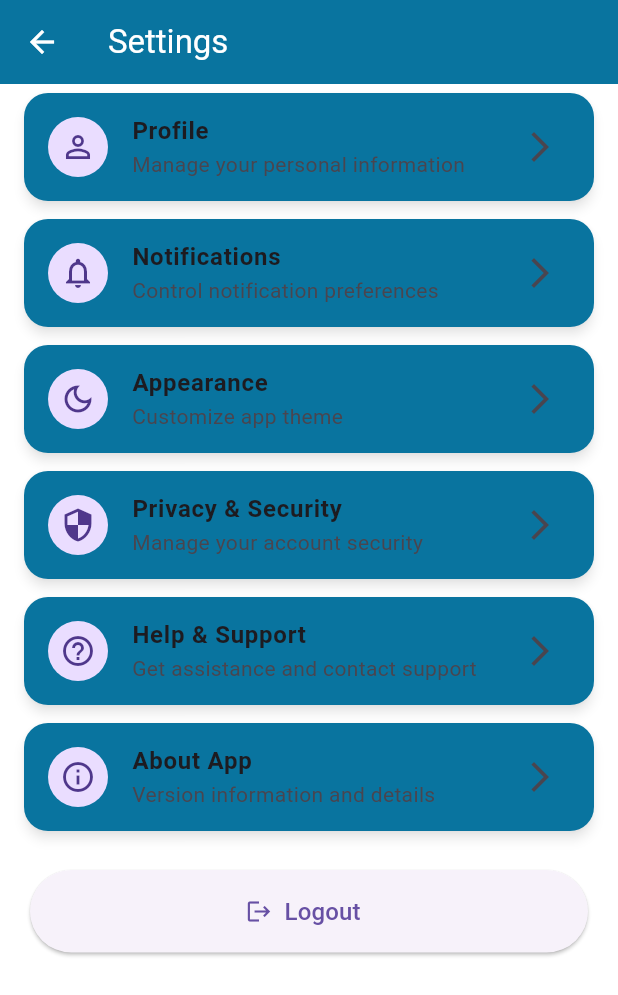
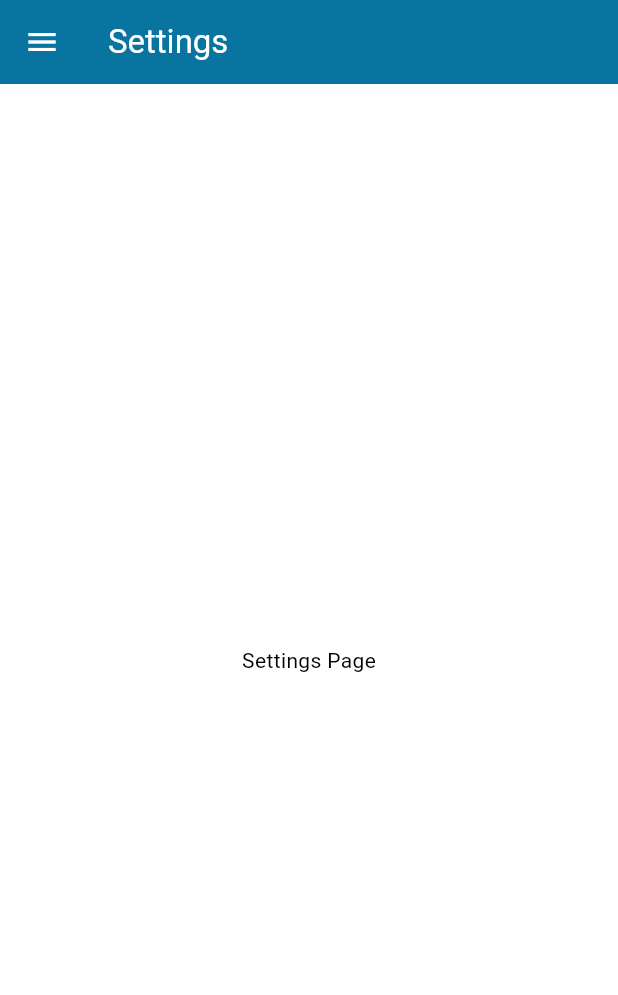
Before and after one commit to sisembayaltynbek-a11y/whicle_app, a Flutter app: the Settings screen opened by its route, on a phone screen of 412 x 824 dp. Shown: the top 995 px of the screen. Run offline on Flutter 3.47's test engine with Material 3 defaults, Android fonts, the light colour scheme and no system bars; network calls fail.

Commit message:
6/21/2026

```diff
--- a/lib/main.dart
+++ b/lib/main.dart
@@ -1,4 +1,6 @@
 import 'package:flutter/material.dart';
+import 'package:whicle_app/screens/favorite_screen.dart';
+import 'package:whicle_app/screens/form_cat.dart';
 import './screens/categoryItems.dart';
 import './screens/provider.dart';
 import './screens/dashboard.dart';
@@ -27,6 +29,8 @@ class MainApp extends StatelessWidget {
         '/category-items': (ctx) => CategoryItems(),
         '/settings': (ctx) => Settings(),
         '/item-details': (ctx) => VehicleScreen(),
+        '/favorite-page': (ctx) => FavoriteScreen(),
+        '/cat-form': (ctx) => CategoryForm(),
       },
     );
   }
--- a/lib/screens/settings.dart
+++ b/lib/screens/settings.dart
@@ -1,4 +1,5 @@
 import 'package:flutter/material.dart';
+import 'package:whicle_app/widgets/drawerWidget.dart';
 
 class Settings extends StatelessWidget {
   static const routeName = '/settings';
@@ -8,84 +9,9 @@ class Settings extends StatelessWidget {
   @override
   Widget build(BuildContext context) {
     return Scaffold(
-      appBar: AppBar(title: const Text('Settings'), centerTitle: false),
-      body: SingleChildScrollView(
-        child: Column(
-          children: [
-            _settingTile(
-              icon: Icons.person_outline,
-              title: 'Profile',
-              subtitle: 'Manage your personal information',
-            ),
-
-            _settingTile(
-              icon: Icons.notifications_outlined,
-              title: 'Notifications',
-              subtitle: 'Control notification preferences',
-            ),
-
-            _settingTile(
-              icon: Icons.dark_mode_outlined,
-              title: 'Appearance',
-              subtitle: 'Customize app theme',
-            ),
-
-            _settingTile(
-              icon: Icons.security_outlined,
-              title: 'Privacy & Security',
-              subtitle: 'Manage your account security',
-            ),
-
-            _settingTile(
-              icon: Icons.help_outline,
-              title: 'Help & Support',
-              subtitle: 'Get assistance and contact support',
-            ),
-
-            _settingTile(
-              icon: Icons.info_outline,
-              title: 'About App',
-              subtitle: 'Version information and details',
-            ),
-
-            const SizedBox(height: 20),
-
-            Padding(
-              padding: const EdgeInsets.symmetric(horizontal: 20),
-              child: SizedBox(
-                width: double.infinity,
-                height: 55,
-                child: ElevatedButton.icon(
-                  onPressed: () {},
-                  icon: const Icon(Icons.logout),
-                  label: const Text('Logout', style: TextStyle(fontSize: 16)),
-                ),
-              ),
-            ),
-
-            const SizedBox(height: 30),
-          ],
-        ),
-      ),
-    );
-  }
-
-  static Widget _settingTile({
-    required IconData icon,
-    required String title,
-    required String subtitle,
-  }) {
-    return Card(
-      margin: const EdgeInsets.symmetric(horizontal: 16, vertical: 6),
-      elevation: 3,
-      shape: RoundedRectangleBorder(borderRadius: BorderRadius.circular(16)),
-      child: ListTile(
-        leading: CircleAvatar(child: Icon(icon)),
-        title: Text(title, style: const TextStyle(fontWeight: FontWeight.bold)),
-        subtitle: Text(subtitle),
-        trailing: const Icon(Icons.arrow_forward_ios),
-        onTap: () {},
-      ),
+      appBar: AppBar(title: Text('Settings')),
+      body: Center(child: Text("Settings Page")),
+      drawer: CustomDrawer(),
     );
   }
 }
```
Also changed, not shown: lib/screens/favorite_screen.dart (added, +59 -0 lines), lib/screens/form_cat.dart (added, +131 -0 lines), lib/screens/item_details.dart (+19 -3 lines), lib/screens/provider.dart (+22 -2 lines), lib/widgets/carCard.dart (+70 -18 lines), lib/widgets/snackBar.dart (added, +111 -0 lines).
